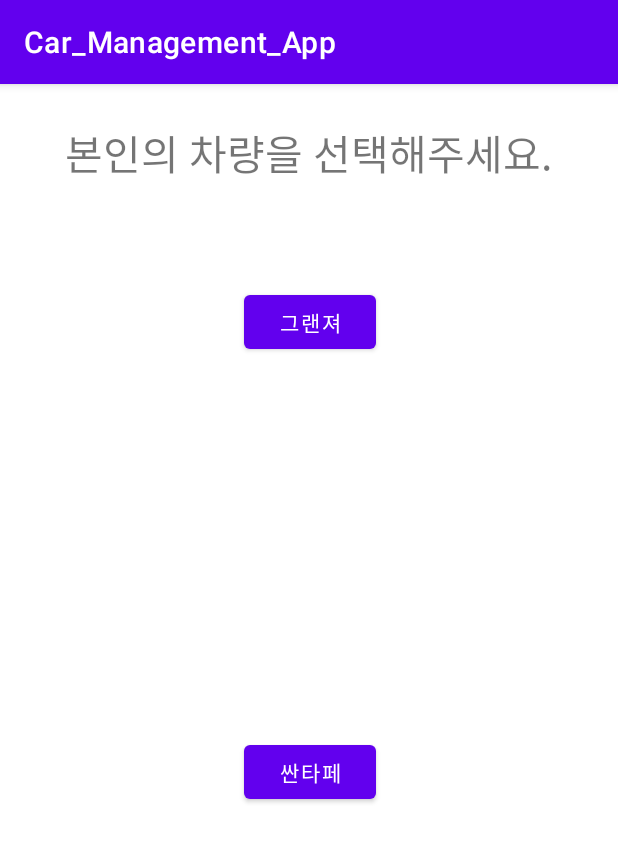
After one commit to jsk41755/Car_management_app, an Android app: the Car_Select_Activity screen opened directly, with no data from a screen before it, on a phone screen of 412 x 824 dp. The commit adds this screen. Shown: the top 842 px of the screen. Run offline under Robolectric (Android 15) with nearby library versions, the phone set to English and light mode, and no system bars; our stand-ins replace Firebase (no records; nobody signed in at launch, a user with empty details on screens opened directly).

Commit message:
로그인 설계중

```diff
--- a/app/build.gradle
+++ b/app/build.gradle
@@ -37,4 +37,8 @@ dependencies {
     testImplementation 'junit:junit:4.13.2'
     androidTestImplementation 'androidx.test.ext:junit:1.1.3'
     androidTestImplementation 'androidx.test.espresso:espresso-core:3.4.0'
+    implementation 'com.github.bumptech.glide:glide:4.13.0'
+
+    //카카오 로그인
+    implementation 'com.kakao.sdk:v2-user:2.9.0' // 카카오 로그인
 }
--- /dev/null
+++ b/app/src/main/java/com/example/car_management_app/Car_Select_Activity.java
@@ -0,0 +1,52 @@
+package com.example.car_management_app;
+
+import androidx.appcompat.app.AppCompatActivity;
+
+import android.content.Intent;
+import android.os.Bundle;
+import android.util.Log;
+import android.view.View;
+import android.widget.Button;
+
+import com.google.firebase.database.DatabaseReference;
+import com.google.firebase.database.FirebaseDatabase;
+
+public class Car_Select_Activity extends AppCompatActivity {
+
+    private FirebaseDatabase database = FirebaseDatabase.getInstance();
+    private DatabaseReference databaseReference = database.getReference();
+
+    Button car1;
+    Button car2;
+
+    String kakaoID;
+
+    @Override
+    protected void onCreate(Bundle savedInstanceState) {
+        super.onCreate(savedInstanceState);
+        setContentView(R.layout.activity_car_select);
+
+        Intent intent = getIntent();
+        kakaoID = intent.getStringExtra("Name");
+
+
+        car1 = findViewById(R.id.Car1);
+        car2 = findViewById(R.id.Car2);
+
+        car1.setOnClickListener(new View.OnClickListener() {
+            @Override
+            public void onClick(View view) {
+                CarSelect(true, "Gasoline");
+            }
+        });
+    }
+
+    public void CarSelect(boolean isSelect, String Oil){
+        Car_Select_Helper car_select = new Car_Select_Helper(isSelect, Oil);
+
+        databaseReference.child("Car_Management").child(kakaoID).setValue(Oil);
+        Intent intent2 = new Intent(Car_Select_Activity.this, HomeActivity.class);
+        intent2.putExtra("Name",kakaoID);
+        startActivity(intent2);
+    }
+}
--- /dev/null
+++ b/app/src/main/res/layout/activity_car_select.xml
@@ -0,0 +1,48 @@
+<?xml version="1.0" encoding="utf-8"?>
+<androidx.constraintlayout.widget.ConstraintLayout xmlns:android="http://schemas.android.com/apk/res/android"
+    xmlns:app="http://schemas.android.com/apk/res-auto"
+    xmlns:tools="http://schemas.android.com/tools"
+    android:layout_width="match_parent"
+    android:layout_height="match_parent"
+    tools:context=".Car_Select_Activity">
+
+    <TextView
+        android:id="@+id/textView"
+        android:layout_width="wrap_content"
+        android:layout_height="wrap_content"
+        android:layout_marginStart="46dp"
+        android:layout_marginTop="25dp"
+        android:layout_marginEnd="47dp"
+        android:gravity="center"
+        android:text="본인의 차량을 선택해주세요."
+        android:textSize="27dp"
+        app:layout_constraintEnd_toEndOf="parent"
+        app:layout_constraintStart_toStartOf="parent"
+        app:layout_constraintTop_toTopOf="parent" />
+
+    <Button
+        android:id="@+id/Car1"
+        android:layout_width="wrap_content"
+        android:layout_height="wrap_content"
+        android:layout_marginStart="162dp"
+        android:layout_marginTop="68dp"
+        android:layout_marginEnd="161dp"
+        android:text="그랜져"
+        app:layout_constraintEnd_toEndOf="parent"
+        app:layout_constraintStart_toStartOf="parent"
+        app:layout_constraintTop_toBottomOf="@+id/textView" />
+
+    <Button
+        android:id="@+id/Car2"
+        android:layout_width="wrap_content"
+        android:layout_height="wrap_content"
+        android:layout_marginStart="162dp"
+        android:layout_marginTop="252dp"
+        android:layout_marginEnd="161dp"
+        android:text="싼타페"
+        app:layout_constraintEnd_toEndOf="parent"
+        app:layout_constraintStart_toStartOf="parent"
+        app:layout_constraintTop_toBottomOf="@+id/Car1" />
+
+
+</androidx.constraintlayout.widget.ConstraintLayout>
--- a/settings.gradle
+++ b/settings.gradle
@@ -1,3 +1,5 @@
+import org.gradle.api.initialization.resolve.RepositoriesMode
+
 pluginManagement {
     repositories {
         gradlePluginPortal()
@@ -6,11 +8,13 @@ pluginManagement {
     }
 }
 dependencyResolutionManagement {
-    repositoriesMode.set(RepositoriesMode.FAIL_ON_PROJECT_REPOS)
+    repositoriesMode.set(RepositoriesMode.PREFER_SETTINGS)
     repositories {
         google()
         mavenCentral()
+        maven { url 'https://devrepo.kakao.com/nexus/content/groups/public/' }
     }
 }
+
 rootProject.name = "Car_Management_App"
 include ':app'
```
Also changed, not shown: app/src/main/AndroidManifest.xml (+24 -0 lines), app/src/main/java/com/example/car_management_app/Car_Select_Helper.java (added, +31 -0 lines), app/src/main/java/com/example/car_management_app/HomeActivity.java (added, +25 -0 lines), app/src/main/java/com/example/car_management_app/KakaoApplication.java (added, +14 -0 lines), app/src/main/java/com/example/car_management_app/MainActivity.java (+110 -1 lines), app/src/main/res/layout/activity_home.xml (added, +20 -0 lines), app/src/main/res/layout/activity_main.xml (+32 -9 lines), build.gradle (+9 -0 lines), app/src/main/res/drawable-v24/kakao_login_medium_wide.png (added).
